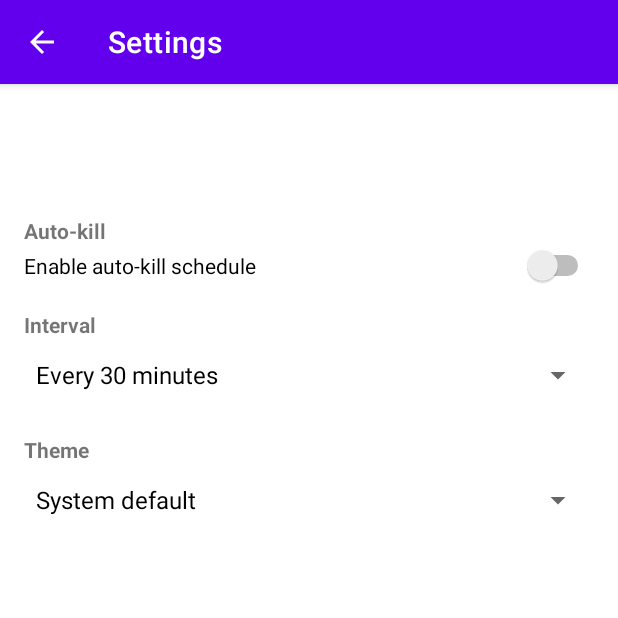
After one commit to Azrea-Shade/ShadowPurge, an Android app: the SettingsActivity screen opened directly, with no data from a screen before it, on a phone screen of 412 x 824 dp, the top half of it. The commit adds this screen. Run offline under Robolectric (Android 15) with nearby library versions, the phone set to English and light mode, and no system bars; 1 statement that could not run was skipped.

Commit message:
feat(settings): add simple settings screen (no new deps), wire menu from MainActivity; keep Gradle unchanged

```diff
--- a/app/src/main/AndroidManifest.xml
+++ b/app/src/main/AndroidManifest.xml
@@ -38,5 +38,6 @@
             android:name=".AppKillService"
             android:exported="false"
             android:foregroundServiceType="dataSync" />
+        <activity android:name=".SettingsActivity" android:exported="false" />
     </application>
 </manifest>
--- a/app/src/main/java/com/azreashade/shadowpurge/MainActivity.java
+++ b/app/src/main/java/com/azreashade/shadowpurge/MainActivity.java
@@ -1,4 +1,7 @@
 package com.azreashade.shadowpurge;
+import android.content.Intent;
+import android.view.Menu;
+import android.view.MenuItem;
 
 import android.content.Intent;
 import android.os.Build;
@@ -16,6 +19,11 @@ import com.google.android.material.tabs.TabLayout;
 import com.google.android.material.tabs.TabLayoutMediator;
 
 public class MainActivity extends AppCompatActivity {
+    @Override
+    public boolean onCreateOptionsMenu(Menu menu) {
+        getMenuInflater().inflate(R.menu.main_menu, menu);
+        return true;
+    }
 
     private int intervalMinutes = 30; // default
 
@@ -81,4 +89,12 @@ public class MainActivity extends AppCompatActivity {
             Toast.makeText(this, "Service stopped", Toast.LENGTH_SHORT).show();
         });
     }
+    @Override
+    public boolean onOptionsItemSelected(MenuItem item) {
+        if (item.getItemId() == R.id.action_settings) {
+            startActivity(new Intent(this, SettingsActivity.class));
+            return true;
+        }
+        return super.onOptionsItemSelected(item);
+    }
 }
--- /dev/null
+++ b/app/src/main/java/com/azreashade/shadowpurge/SettingsActivity.java
@@ -0,0 +1,100 @@
+package com.azreashade.shadowpurge;
+
+import android.content.SharedPreferences;
+import android.os.Bundle;
+import android.view.MenuItem;
+import android.widget.ArrayAdapter;
+import android.widget.Spinner;
+import android.widget.Switch;
+
+import androidx.annotation.Nullable;
+import androidx.appcompat.app.ActionBar;
+import androidx.appcompat.app.AppCompatActivity;
+import androidx.appcompat.widget.Toolbar;
+
+public class SettingsActivity extends AppCompatActivity {
+
+    private static final String PREFS = "shadow_purge_prefs";
+    private static final String KEY_AUTO_KILL = "auto_kill_enabled";
+    private static final String KEY_INTERVAL = "auto_kill_interval_minutes";
+    private static final String KEY_THEME = "theme_mode"; // "system" | "light" | "dark"
+
+    @Override
+    protected void onCreate(@Nullable Bundle savedInstanceState) {
+        super.onCreate(savedInstanceState);
+        setContentView(R.layout.activity_settings_simple);
+
+        Toolbar toolbar = findViewById(R.id.toolbar);
+        if (toolbar != null) setSupportActionBar(toolbar);
+        ActionBar ab = getSupportActionBar();
+        if (ab != null) {
+            ab.setDisplayHomeAsUpEnabled(true);
+            ab.setTitle("Settings");
+        }
+
+        final SharedPreferences prefs = getSharedPreferences(PREFS, MODE_PRIVATE);
+
+        // Views
+        Switch switchAuto = findViewById(R.id.switch_auto_kill);
+        Spinner spinnerInterval = findViewById(R.id.spinner_interval);
+        Spinner spinnerTheme = findViewById(R.id.spinner_theme);
+
+        // Interval spinner values (minutes): 15, 30, 60
+        String[] intervalLabels = new String[] { "Every 15 minutes", "Every 30 minutes", "Every hour" };
+        Integer[] intervalValues = new Integer[] { 15, 30, 60 };
+        ArrayAdapter<String> intervalAdapter = new ArrayAdapter<>(this, android.R.layout.simple_spinner_dropdown_item, intervalLabels);
+        spinnerInterval.setAdapter(intervalAdapter);
+
+        // Theme spinner: system, light, dark
+        String[] themeLabels = new String[] { "System default", "Light", "Dark" };
+        String[] themeValues = new String[] { "system", "light", "dark" };
+        ArrayAdapter<String> themeAdapter = new ArrayAdapter<>(this, android.R.layout.simple_spinner_dropdown_item, themeLabels);
+        spinnerTheme.setAdapter(themeAdapter);
+
+        // Load current values
+        boolean autoKill = prefs.getBoolean(KEY_AUTO_KILL, false);
+        int interval = prefs.getInt(KEY_INTERVAL, 30);
+        String theme = prefs.getString(KEY_THEME, "system");
+
+        switchAuto.setChecked(autoKill);
+
+        // Set current selection for interval
+        int intervalIndex = 1; // default 30
+        for (int i = 0; i < intervalValues.length; i++) {
+            if (intervalValues[i] == interval) {
+                intervalIndex = i;
+                break;
+            }
+        }
+        spinnerInterval.setSelection(intervalIndex);
+
+        // Set current selection for theme
+        int themeIndex = 0;
+        for (int i = 0; i < themeValues.length; i++) {
+            if (themeValues[i].equals(theme)) {
+                themeIndex = i;
+                break;
+            }
+        }
+        spinnerTheme.setSelection(themeIndex);
+
+        // Save on changes
+        switchAuto.setOnCheckedChangeListener((buttonView, isChecked) ->
+                prefs.edit().putBoolean(KEY_AUTO_KILL, isChecked).apply());
+
+        spinnerInterval.setOnItemSelectedListener(new SimpleOnItemSelected((position) ->
+                prefs.edit().putInt(KEY_INTERVAL, intervalValues[position]).apply()));
+
+        spinnerTheme.setOnItemSelectedListener(new SimpleOnItemSelected((position) ->
+                prefs.edit().putString(KEY_THEME, themeValues[position]).apply()));
+    }
+
+    @Override
+    public boolean onOptionsItemSelected(MenuItem item) {
+        if (item.getItemId() == android.R.id.home) {
+            finish();
+            return true;
+        }
+        return super.onOptionsItemSelected(item);
+    }
+}
--- /dev/null
+++ b/app/src/main/java/com/azreashade/shadowpurge/SimpleOnItemSelected.java
@@ -0,0 +1,13 @@
+package com.azreashade.shadowpurge;
+
+import android.view.View;
+import android.widget.AdapterView;
+
+public class SimpleOnItemSelected implements AdapterView.OnItemSelectedListener {
+    public interface OnSelected { void apply(int position); }
+    private final OnSelected cb;
+    public SimpleOnItemSelected(OnSelected cb) { this.cb = cb; }
+
+    @Override public void onItemSelected(AdapterView<?> parent, View view, int position, long id) { if (cb != null) cb.apply(position); }
+    @Override public void onNothingSelected(AdapterView<?> parent) { /* no-op */ }
+}
--- /dev/null
+++ b/app/src/main/res/layout/activity_settings_simple.xml
@@ -0,0 +1,55 @@
+<?xml version="1.0" encoding="utf-8"?>
+<ScrollView xmlns:android="http://schemas.android.com/apk/res/android"
+    android:layout_width="match_parent"
+    android:layout_height="match_parent">
+
+    <LinearLayout
+        android:orientation="vertical"
+        android:padding="16dp"
+        android:layout_width="match_parent"
+        android:layout_height="wrap_content">
+
+        <androidx.appcompat.widget.Toolbar
+            android:id="@+id/toolbar"
+            android:layout_width="match_parent"
+            android:layout_height="?attr/actionBarSize" />
+
+        <TextView
+            android:layout_width="match_parent"
+            android:layout_height="wrap_content"
+            android:text="Auto-kill"
+            android:textStyle="bold"
+            android:paddingTop="16dp" />
+
+        <Switch
+            android:id="@+id/switch_auto_kill"
+            android:layout_width="match_parent"
+            android:layout_height="wrap_content"
+            android:text="Enable auto-kill schedule" />
+
+        <TextView
+            android:layout_width="match_parent"
+            android:layout_height="wrap_content"
+            android:text="Interval"
+            android:textStyle="bold"
+            android:paddingTop="16dp" />
+
+        <Spinner
+            android:id="@+id/spinner_interval"
+            android:layout_width="match_parent"
+            android:layout_height="wrap_content" />
+
+        <TextView
+            android:layout_width="match_parent"
+            android:layout_height="wrap_content"
+            android:text="Theme"
+            android:textStyle="bold"
+            android:paddingTop="16dp" />
+
+        <Spinner
+            android:id="@+id/spinner_theme"
+            android:layout_width="match_parent"
+            android:layout_height="wrap_content" />
+
+    </LinearLayout>
+</ScrollView>
--- /dev/null
+++ b/app/src/main/res/menu/main_menu.xml
@@ -0,0 +1,7 @@
+<?xml version="1.0" encoding="utf-8"?>
+<menu xmlns:android="http://schemas.android.com/apk/res/android">
+    <item
+        android:id="@+id/action_settings"
+        android:title="Settings"
+        android:showAsAction="never" />
+</menu>
```
